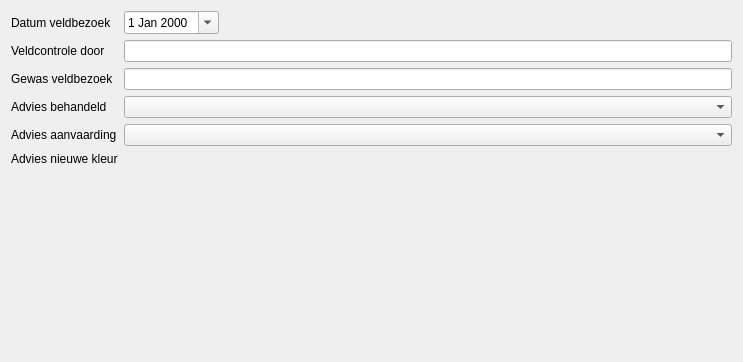
Above: parceleditwindow/ui_quickedit.ui from DOV-Vlaanderen/erosiebezwaren before the change. Below: the same form after it.
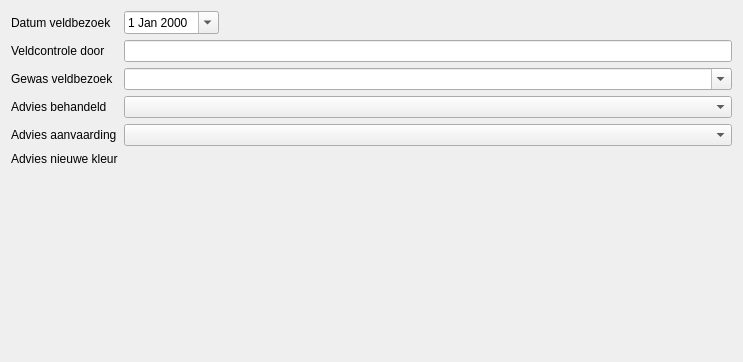
That is the form after the change. Custom widgets are drawn as their Qt base class.

Commit message: Update, including ValueMappedLabel, ValueMappedCombobox.

What changed in the file:
```diff
--- a/parceleditwindow/ui_quickedit.ui
+++ b/parceleditwindow/ui_quickedit.ui
@@ -124,18 +124,9 @@
     <widget class="SensitivityButtonBox" name="efw_advies_nieuwe_kleur" native="true"/>
    </item>
    <item row="2" column="1">
-    <widget class="ValueLineEdit" name="efw_gewas_veldbezoek">
-     <property name="sizePolicy">
-      <sizepolicy hsizetype="Preferred" vsizetype="Fixed">
-       <horstretch>0</horstretch>
-       <verstretch>0</verstretch>
-      </sizepolicy>
-     </property>
-     <property name="minimumSize">
-      <size>
-       <width>250</width>
-       <height>0</height>
-      </size>
+    <widget class="AttributeFilledCombobox" name="efwCmb_gewas_veldbezoek">
+     <property name="editable">
+      <bool>true</bool>
      </property>
     </widget>
    </item>
@@ -148,6 +139,11 @@
    <header>Erosiebezwaren/widgets/sensitivitybuttonbox.h</header>
    <container>1</container>
   </customwidget>
+  <customwidget>
+   <class>AttributeFilledCombobox</class>
+   <extends>QComboBox</extends>
+   <header>Erosiebezwaren/widgets/attributecombobox.h</header>
+  </customwidget>
   <customwidget>
    <class>DefaultValueDateEdit</class>
    <extends>QDateEdit</extends>
@@ -163,6 +159,11 @@
    <extends>QComboBox</extends>
    <header>Erosiebezwaren/widgets/valueinput.h</header>
   </customwidget>
+  <customwidget>
+   <class>ValueMappedComboBox</class>
+   <extends>QComboBox</extends>
+   <header>Erosiebezwaren/widgets/valueinput.h</header>
+  </customwidget>
  </customwidgets>
  <resources/>
  <connections/>
```
Left out of the diff: 2 changed lines with no effect on the pictures. The commit also changes 6 other files.
